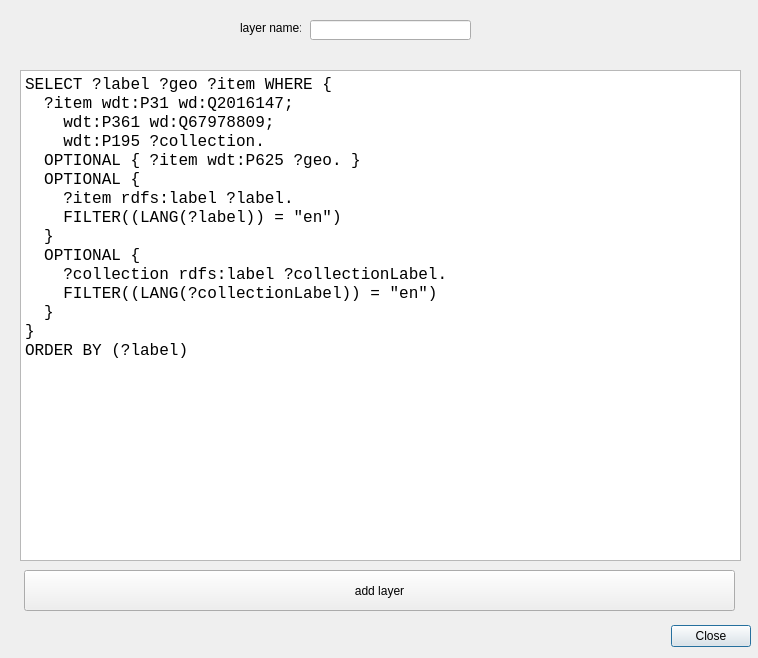
Before: the Qt Designer form sparql_unicorn/sparql_unicorn_dialog_base.ui in sparqlunicorn/sparqlunicornGoesGIS, drawn with Qt 5.
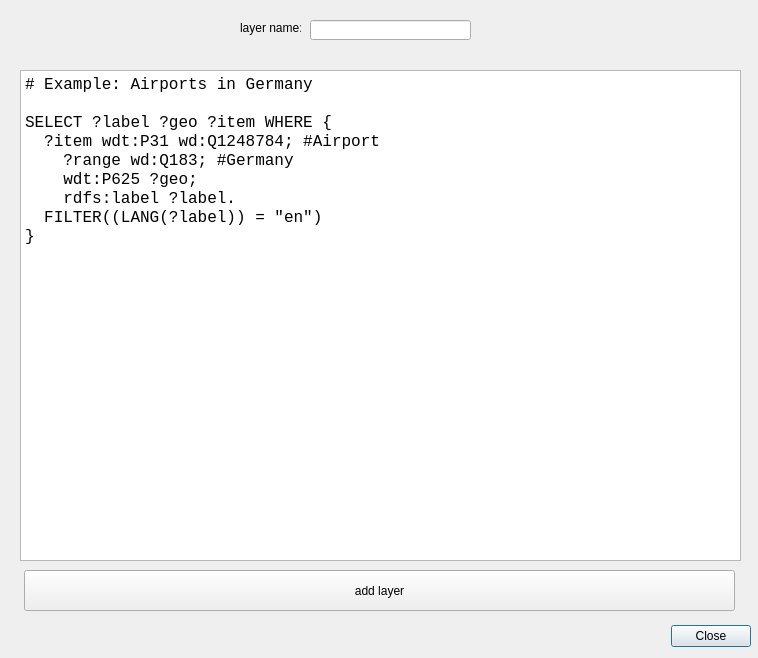
After: the same form once the commit is applied.

What changed in the file:
```diff
--- a/sparql_unicorn/sparql_unicorn_dialog_base.ui
+++ b/sparql_unicorn/sparql_unicorn_dialog_base.ui
@@ -45,21 +45,15 @@
     </font>
    </property>
    <property name="plainText">
-    <string>SELECT ?label ?geo ?item WHERE {
-  ?item wdt:P31 wd:Q2016147;
-    wdt:P361 wd:Q67978809;
-    wdt:P195 ?collection.
-  OPTIONAL { ?item wdt:P625 ?geo. }
-  OPTIONAL {
-    ?item rdfs:label ?label.
-    FILTER((LANG(?label)) = &quot;en&quot;)
-  }
-  OPTIONAL {
-    ?collection rdfs:label ?collectionLabel.
-    FILTER((LANG(?collectionLabel)) = &quot;en&quot;)
-  }
-}
-ORDER BY (?label)</string>
+    <string># Example: Airports in Germany
+
+SELECT ?label ?geo ?item WHERE {
+  ?item wdt:P31 wd:Q1248784; #Airport
+    ?range wd:Q183; #Germany
+    wdt:P625 ?geo;
+    rdfs:label ?label.
+  FILTER((LANG(?label)) = &quot;en&quot;)
+}</string>
    </property>
   </widget>
   <widget class="QPushButton" name="pushButton">
```
